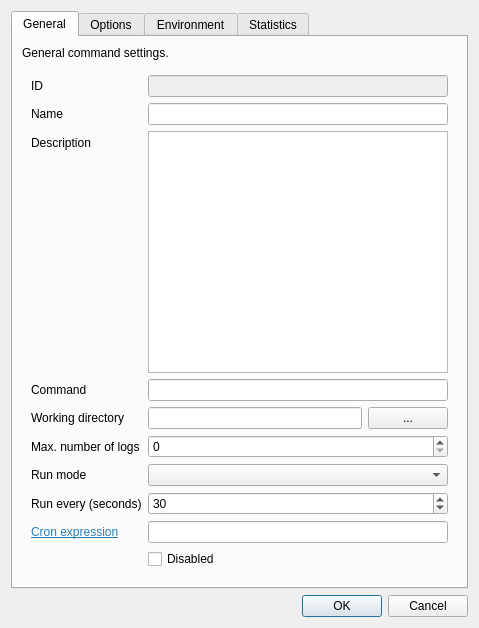
This is tray_runner/gui/command_dialog.ui in okelet/tray-runner as Qt 5 draws it before an edit. The edited form follows.
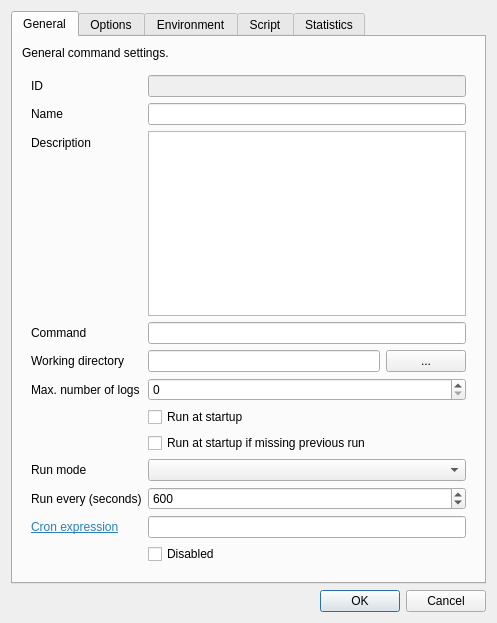
This is the edited form.

Commit message: Run now, script field for command, run at startup

```diff
--- a/tray_runner/gui/command_dialog.ui
+++ b/tray_runner/gui/command_dialog.ui
@@ -6,8 +6,8 @@
    <rect>
     <x>0</x>
     <y>0</y>
-    <width>479</width>
-    <height>628</height>
+    <width>497</width>
+    <height>623</height>
    </rect>
   </property>
   <property name="windowTitle">
@@ -147,17 +147,7 @@
             </property>
            </widget>
           </item>
-          <item row="11" column="1">
-           <widget class="QCheckBox" name="disabled_checkbox">
-            <property name="toolTip">
-             <string>If this option is enabled, the command won't be run.</string>
-            </property>
-            <property name="text">
-             <string>Disabled</string>
-            </property>
-           </widget>
-          </item>
-          <item row="9" column="0">
+          <item row="11" column="0">
            <widget class="QLabel" name="cron_expr_label">
             <property name="toolTip">
              <string/>
@@ -176,24 +166,24 @@
             </property>
            </widget>
           </item>
-          <item row="7" column="0">
+          <item row="9" column="0">
            <widget class="QLabel" name="label_25">
             <property name="text">
              <string>Run mode</string>
             </property>
            </widget>
           </item>
-          <item row="7" column="1">
+          <item row="9" column="1">
            <widget class="QComboBox" name="run_mode_combo_box"/>
           </item>
-          <item row="8" column="0">
+          <item row="10" column="0">
            <widget class="QLabel" name="seconds_between_executions_label">
             <property name="text">
              <string>Run every (seconds)</string>
             </property>
            </widget>
           </item>
-          <item row="8" column="1">
+          <item row="10" column="1">
            <widget class="QSpinBox" name="seconds_between_executions_spin_box">
             <property name="toolTip">
              <string>How often to run the command.</string>
@@ -202,7 +192,7 @@
              <bool>true</bool>
             </property>
             <property name="minimum">
-             <number>1</number>
+             <number>30</number>
             </property>
             <property name="maximum">
              <number>999999999</number>
@@ -211,17 +201,47 @@
              <number>1</number>
             </property>
             <property name="value">
-             <number>30</number>
+             <number>600</number>
             </property>
            </widget>
           </item>
-          <item row="9" column="1">
+          <item row="11" column="1">
            <widget class="QLineEdit" name="cron_expr_text_box">
             <property name="toolTip">
              <string>&lt;html&gt;&lt;head/&gt;&lt;body&gt;&lt;p&gt;Cron expression; accepts standard cron expressions and enhanced croniter expressions (click on the label for more info).&lt;/p&gt;&lt;p&gt;The cron expression will be evaluated using the system time zone.&lt;/p&gt;&lt;/body&gt;&lt;/html&gt;</string>
             </property>
            </widget>
           </item>
+          <item row="7" column="1">
+           <widget class="QCheckBox" name="run_at_startup_check_box">
+            <property name="toolTip">
+             <string>Run this command when the program starts, independently of its schedule.</string>
+            </property>
+            <property name="text">
+             <string>Run at startup</string>
+            </property>
+           </widget>
+          </item>
+          <item row="8" column="1">
+           <widget class="QCheckBox" name="run_at_startup_if_missing_previous_run_check_box">
+            <property name="toolTip">
+             <string>&lt;html&gt;&lt;head/&gt;&lt;body&gt;&lt;p&gt;Run the command if there is any missing previous run (for example, you want to do a backup every day, but you haven't used the computer for days and you want to do it as soon as possible at startup, without waiting for the next schedule).&lt;/p&gt;&lt;/body&gt;&lt;/html&gt;</string>
+            </property>
+            <property name="text">
+             <string>Run at startup if missing previous run</string>
+            </property>
+           </widget>
+          </item>
+          <item row="12" column="1">
+           <widget class="QCheckBox" name="disabled_checkbox">
+            <property name="toolTip">
+             <string>If this option is enabled, the command won't be run.</string>
+            </property>
+            <property name="text">
+             <string>Disabled</string>
+            </property>
+           </widget>
+          </item>
          </layout>
         </widget>
        </item>
@@ -374,6 +394,51 @@
        </item>
       </layout>
      </widget>
+     <widget class="QWidget" name="script">
+      <attribute name="title">
+       <string>Script</string>
+      </attribute>
+      <layout class="QVBoxLayout" name="verticalLayout_6">
+       <item>
+        <widget class="QLabel" name="label_2">
+         <property name="text">
+          <string>Script to use instead of a command.</string>
+         </property>
+         <property name="wordWrap">
+          <bool>true</bool>
+         </property>
+         <property name="openExternalLinks">
+          <bool>true</bool>
+         </property>
+        </widget>
+       </item>
+       <item>
+        <widget class="QPlainTextEdit" name="script_text_box">
+         <property name="font">
+          <font>
+           <family>Monospace</family>
+          </font>
+         </property>
+         <property name="tabChangesFocus">
+          <bool>true</bool>
+         </property>
+         <property name="lineWrapMode">
+          <enum>QPlainTextEdit::NoWrap</enum>
+         </property>
+        </widget>
+       </item>
+       <item>
+        <widget class="QCheckBox" name="run_script_powershell_check_box">
+         <property name="toolTip">
+          <string>Run the script as a PowerShell script (by default it is run as a CMD script).</string>
+         </property>
+         <property name="text">
+          <string>Run in PowerShell (only Windows)</string>
+         </property>
+        </widget>
+       </item>
+      </layout>
+     </widget>
      <widget class="QWidget" name="stats">
       <attribute name="title">
        <string>Statistics</string>
```
Left out of the diff: 7 changed lines with no effect on the pictures. The commit also changes 10 other files.
